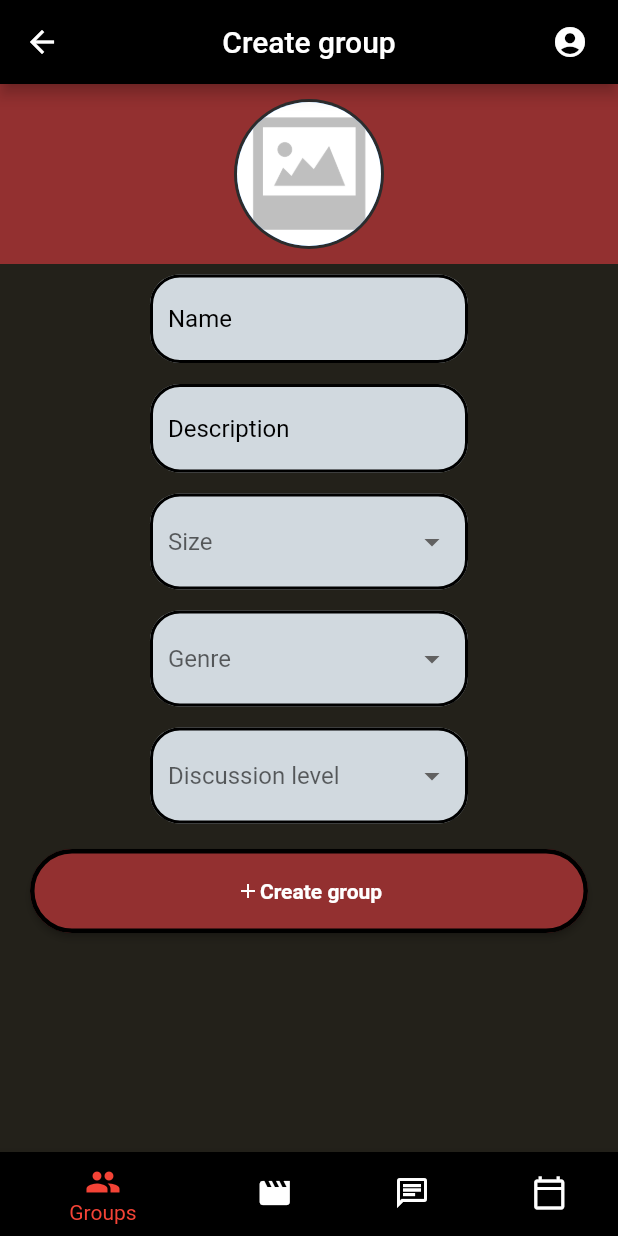
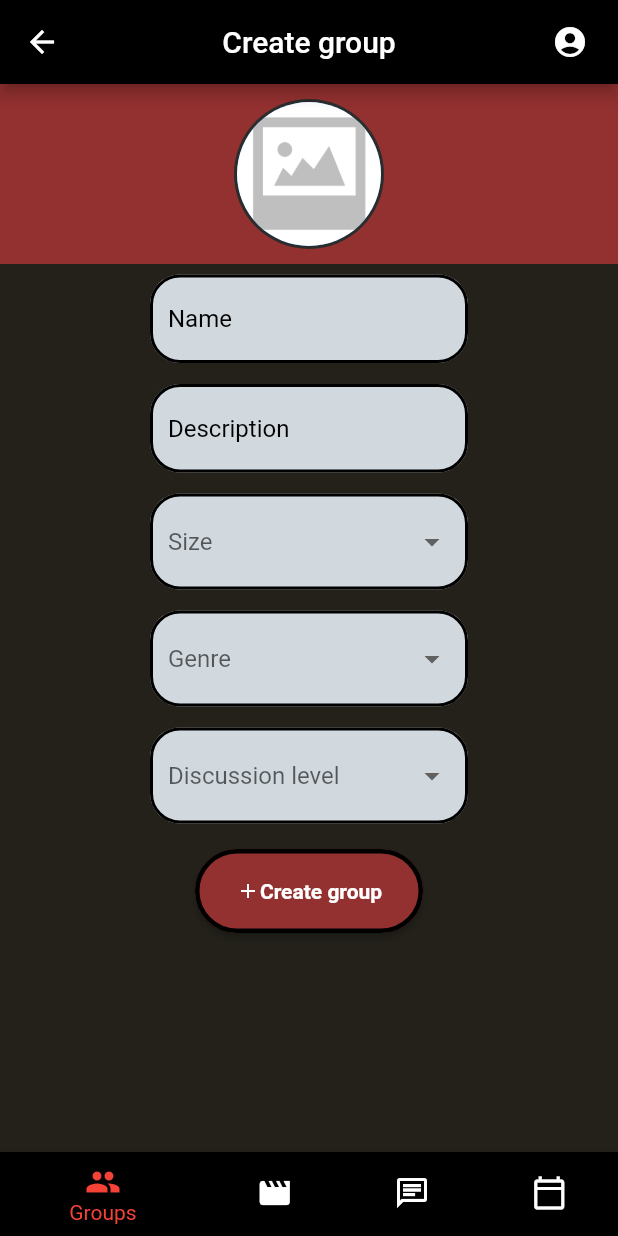
Before and after one commit to GustavWalt/pvt_23, a Flutter app: the CreateGroupPage screen opened by its route, on a phone screen of 412 x 824 dp. Run offline on Flutter 3.47's test engine with Material 2 defaults, Android fonts, the phone set to English and light mode, and no system bars; our stand-ins replace cloud_firestore, firebase_auth, firebase_core, font_awesome_flutter, go_router, table_calendar; missing offline and left inert: social_share; accounts and stored records are empty.

Commit message:
create group button fixes frontend

```diff
--- a/lib/screens/createGroupPage/create_group_page.dart
+++ b/lib/screens/createGroupPage/create_group_page.dart
@@ -227,7 +227,7 @@ class _CreateGroupPageState extends State<CreateGroupPage> {
             ),
           ),
           Container(
-              padding: const EdgeInsets.fromLTRB(20, 10, 20, 10),
+              padding: const EdgeInsets.fromLTRB(130, 10, 130, 10),
               child: ElevatedButton(
                   style: ElevatedButton.styleFrom(
                       minimumSize: const Size.fromRadius(10),
```
